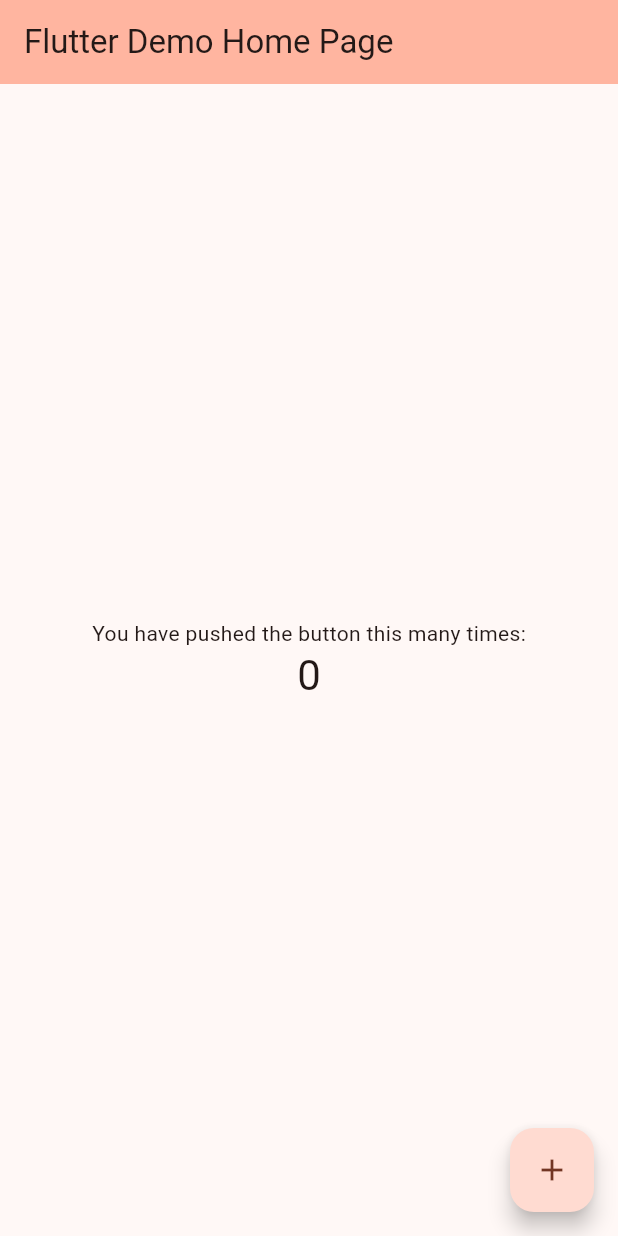
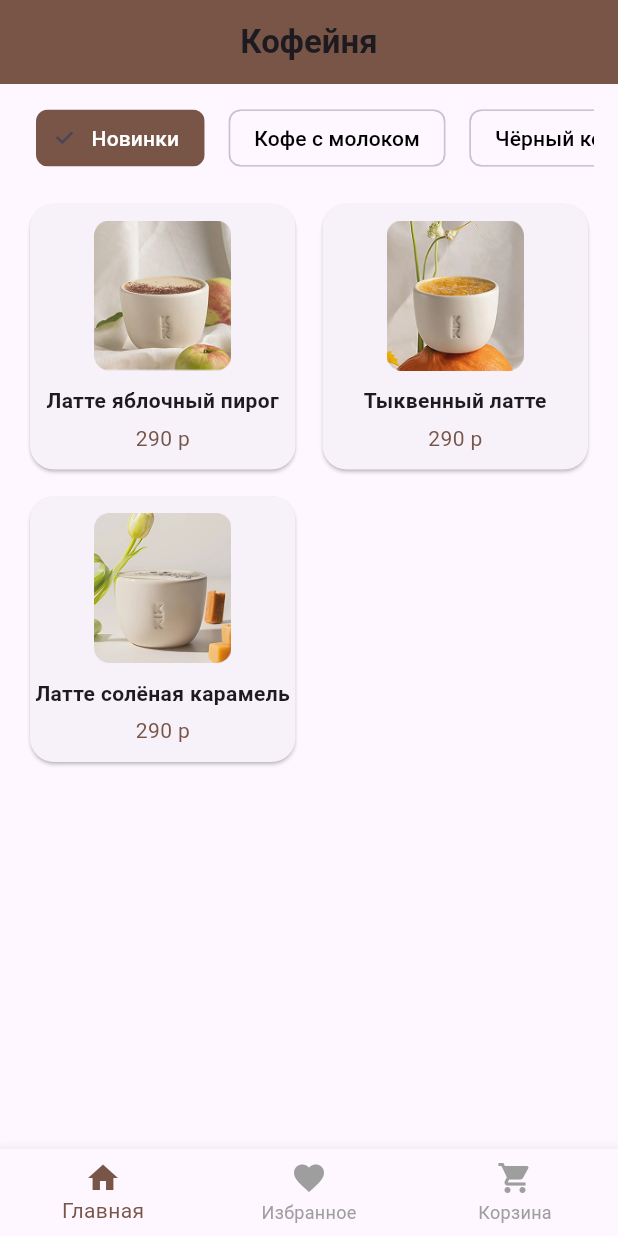
Before and after one commit to Cure232/flutter_application_coffee_shop, a Flutter app: the screen it shows after launch, on a phone screen of 412 x 824 dp. Run offline on Flutter 3.47's test engine with Material 3 defaults, Android fonts, the phone set to English and light mode, and no system bars.

Commit message:
basic main page added

```diff
--- a/lib/main.dart
+++ b/lib/main.dart
@@ -1,122 +1,120 @@
 import 'package:flutter/material.dart';
+//import 'package:google_fonts/google_fonts.dart';
 
 void main() {
-  runApp(const MyApp());
+  runApp(CoffeeApp());
 }
 
-class MyApp extends StatelessWidget {
-  const MyApp({super.key});
-
-  // This widget is the root of your application.
+class CoffeeApp extends StatelessWidget {
+  const CoffeeApp({super.key});
   @override
   Widget build(BuildContext context) {
     return MaterialApp(
-      title: 'Flutter Demo',
+      debugShowCheckedModeBanner: false,
       theme: ThemeData(
-        // This is the theme of your application.
-        //
-        // TRY THIS: Try running your application with "flutter run". You'll see
-        // the application has a purple toolbar. Then, without quitting the app,
-        // try changing the seedColor in the colorScheme below to Colors.green
-        // and then invoke "hot reload" (save your changes or press the "hot
-        // reload" button in a Flutter-supported IDE, or press "r" if you used
-        // the command line to start the app).
-        //
-        // Notice that the counter didn't reset back to zero; the application
-        // state is not lost during the reload. To reset the state, use hot
-        // restart instead.
-        //
-        // This works for code too, not just values: Most code changes can be
-        // tested with just a hot reload.
-        colorScheme: ColorScheme.fromSeed(seedColor: Colors.deepOrange),
+        //textTheme: GoogleFonts.poppinsTextTheme(),
+        primarySwatch: Colors.brown,
       ),
-      home: const MyHomePage(title: 'Flutter Demo Home Page'),
+      home: CoffeeHomePage(),
     );
   }
 }
 
-class MyHomePage extends StatefulWidget {
-  const MyHomePage({super.key, required this.title});
-
-  // This widget is the home page of your application. It is stateful, meaning
-  // that it has a State object (defined below) that contains fields that affect
-  // how it looks.
-
-  // This class is the configuration for the state. It holds the values (in this
-  // case the title) provided by the parent (in this case the App widget) and
-  // used by the build method of the State. Fields in a Widget subclass are
-  // always marked "final".
-
-  final String title;
-
+class CoffeeHomePage extends StatefulWidget {
   @override
-  State<MyHomePage> createState() => _MyHomePageState();
+  _CoffeeHomePageState createState() => _CoffeeHomePageState();
 }
 
-class _MyHomePageState extends State<MyHomePage> {
-  int _counter = 0;
+class _CoffeeHomePageState extends State<CoffeeHomePage> {
+  final List<String> categories = ["Новинки", "Кофе с молоком", "Чёрный кофе"];
+  int selectedCategoryIndex = 0;
 
-  void _incrementCounter() {
-    setState(() {
-      // This call to setState tells the Flutter framework that something has
-      // changed in this State, which causes it to rerun the build method below
-      // so that the display can reflect the updated values. If we changed
-      // _counter without calling setState(), then the build method would not be
-      // called again, and so nothing would appear to happen.
-      _counter++;
-    });
-  }
+  final List<Map<String, String>> products = [
+    {"name": "Латте яблочный пирог", "price": "290 р", "image": "assets/apple_latte.png"},
+    {"name": "Тыквенный латте", "price": "290 р", "image": "assets/pumpkin_latte.png"},
+    {"name": "Латте солёная карамель", "price": "290 р", "image": "assets/salt_latte.png"},
+  ];
 
   @override
   Widget build(BuildContext context) {
-    // This method is rerun every time setState is called, for instance as done
-    // by the _incrementCounter method above.
-    //
-    // The Flutter framework has been optimized to make rerunning build methods
-    // fast, so that you can just rebuild anything that needs updating rather
-    // than having to individually change instances of widgets.
     return Scaffold(
       appBar: AppBar(
-        // TRY THIS: Try changing the color here to a specific color (to
-        // Colors.amber, perhaps?) and trigger a hot reload to see the AppBar
-        // change color while the other colors stay the same.
-        backgroundColor: Theme.of(context).colorScheme.inversePrimary,
-        // Here we take the value from the MyHomePage object that was created by
-        // the App.build method, and use it to set our appbar title.
-        title: Text(widget.title),
+        title: Text("Кофейня", style: TextStyle(fontWeight: FontWeight.bold)),
+        centerTitle: true,
+        backgroundColor: Colors.brown,
       ),
-      body: Center(
-        // Center is a layout widget. It takes a single child and positions it
-        // in the middle of the parent.
+      body: Padding(
+        padding: const EdgeInsets.all(16.0),
         child: Column(
-          // Column is also a layout widget. It takes a list of children and
-          // arranges them vertically. By default, it sizes itself to fit its
-          // children horizontally, and tries to be as tall as its parent.
-          //
-          // Column has various properties to control how it sizes itself and
-          // how it positions its children. Here we use mainAxisAlignment to
-          // center the children vertically; the main axis here is the vertical
-          // axis because Columns are vertical (the cross axis would be
-          // horizontal).
-          //
-          // TRY THIS: Invoke "debug painting" (choose the "Toggle Debug Paint"
-          // action in the IDE, or press "p" in the console), to see the
-          // wireframe for each widget.
-          mainAxisAlignment: MainAxisAlignment.center,
-          children: <Widget>[
-            const Text('You have pushed the button this many times:'),
-            Text(
-              '$_counter',
-              style: Theme.of(context).textTheme.headlineMedium,
+          crossAxisAlignment: CrossAxisAlignment.start,
+          children: [
+            SizedBox(
+              height: 40,
+              child: ListView.builder(
+                scrollDirection: Axis.horizontal,
+                itemCount: categories.length,
+                itemBuilder: (context, index) {
+                  return Padding(
+                    padding: const EdgeInsets.symmetric(horizontal: 8.0),
+                    child: ChoiceChip(
+                      label: Text(categories[index]),
+                      selected: selectedCategoryIndex == index,
+                      onSelected: (selected) {
+                        setState(() {
+                          selectedCategoryIndex = index;
+                        });
+                      },
+                      selectedColor: Colors.brown,
+                      labelStyle: TextStyle(
+                          color: selectedCategoryIndex == index ? Colors.white : Colors.black),
+                    ),
+                  );
+                },
+              ),
+            ),
+            SizedBox(height: 20),
+            Expanded(
+              child: GridView.builder(
+                gridDelegate: SliverGridDelegateWithFixedCrossAxisCount(
+                  crossAxisCount: 2,
+                  crossAxisSpacing: 10,
+                  mainAxisSpacing: 10,
+                ),
+                itemCount: products.length,
+                itemBuilder: (context, index) {
+                  return Card(
+                    shape: RoundedRectangleBorder(
+                      borderRadius: BorderRadius.circular(16),
+                    ),
+                    child: Column(
+                      mainAxisAlignment: MainAxisAlignment.center,
+                      children: [
+                        Image.asset(products[index]["image"]!, height: 100),
+                        SizedBox(height: 10),
+                        Text(products[index]["name"]!,
+                            textAlign: TextAlign.center,
+                            style: TextStyle(fontWeight: FontWeight.bold)),
+                        SizedBox(height: 5),
+                        Text(products[index]["price"]!, style: TextStyle(color: Colors.brown)),
+                      ],
+                    ),
+                  );
+                },
+              ),
             ),
           ],
         ),
       ),
-      floatingActionButton: FloatingActionButton(
-        onPressed: _incrementCounter,
-        tooltip: 'Increment',
-        child: const Icon(Icons.add),
-      ), // This trailing comma makes auto-formatting nicer for build methods.
+      bottomNavigationBar: BottomNavigationBar(
+        currentIndex: 0,
+        selectedItemColor: Colors.brown,
+        unselectedItemColor: Colors.grey,
+        items: [
+          BottomNavigationBarItem(icon: Icon(Icons.home), label: "Главная"),
+          BottomNavigationBarItem(icon: Icon(Icons.favorite), label: "Избранное"),
+          BottomNavigationBarItem(icon: Icon(Icons.shopping_cart), label: "Корзина"),
+        ],
+      ),
     );
   }
 }
--- a/pubspec.yaml
+++ b/pubspec.yaml
@@ -56,11 +56,14 @@ flutter:
   # included with your application, so that you can use the icons in
   # the material Icons class.
   uses-material-design: true
-
   # To add assets to your application, add an assets section, like this:
   # assets:
   #   - images/a_dot_burr.jpeg
   #   - images/a_dot_ham.jpeg
+  assets:
+    - assets/apple_latte.png
+    - assets/pumpkin_latte.png
+    - assets/salt_latte.png
 
   # An image asset can refer to one or more resolution-specific "variants", see
   # https://flutter.dev/to/resolution-aware-images
```
Also changed, not shown: assets/apple_latte.png (added), assets/pumpkin_latte.png (added), assets/salt_latte.png (added), lib/base.dart (added), 1 other file.
